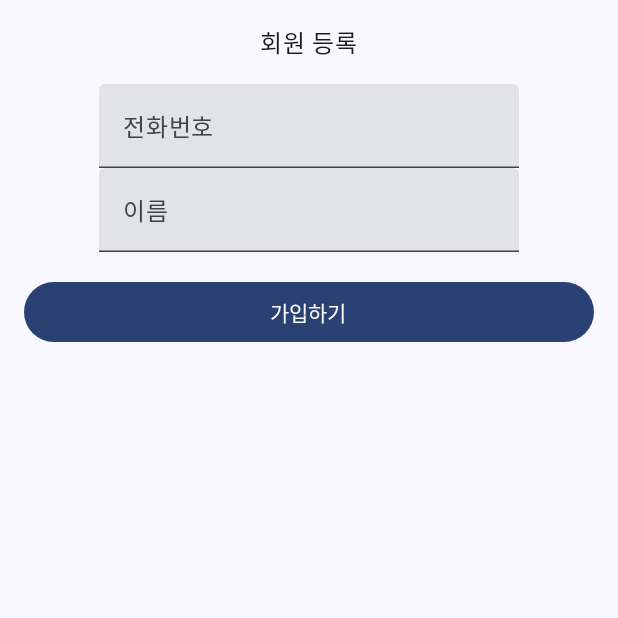
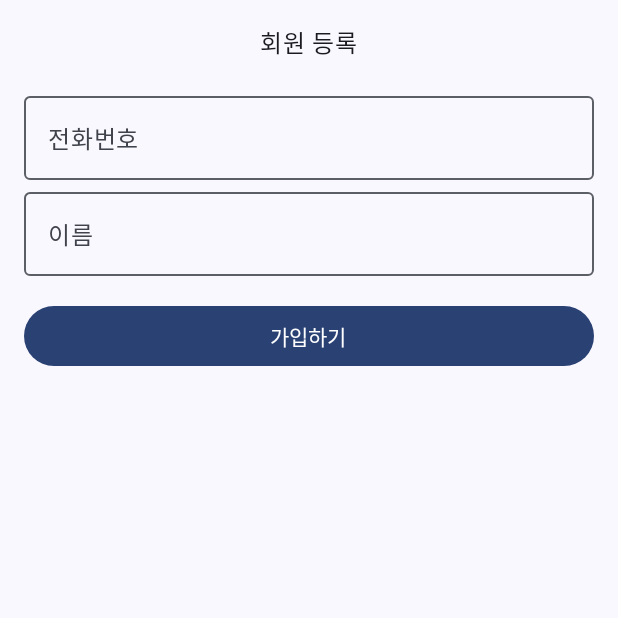
Before and after one commit to GNU-CodeRoid/MyStamp-User, an Android app built with Jetpack Compose: the RegisterActivity screen opened directly, with no data from a screen before it, on a phone screen of 412 x 824 dp, the top half of it. Run offline under Robolectric (Android 15) with nearby library versions, the phone set to English and light mode, and no system bars.

Commit message:
Login, Register 디자인 수정

```diff
--- a/app/src/main/java/com/example/mystamp/activity/LoginActivity.kt
+++ b/app/src/main/java/com/example/mystamp/activity/LoginActivity.kt
@@ -62,6 +62,7 @@ private fun LoginScreen() {
         Text("마이 스탬프")
         Spacer(modifier = Modifier.height(16.dp))
         OutlinedTextField(
+            modifier = Modifier.fillMaxWidth(),
             value = phoneNumber,
             onValueChange = { phoneNumber = it },
             label = { Text("전화번호") },
--- a/app/src/main/java/com/example/mystamp/activity/MainActivity.kt
+++ b/app/src/main/java/com/example/mystamp/activity/MainActivity.kt
@@ -350,7 +350,6 @@ class MainActivity : ComponentActivity() {
                                 // 이미지 카드 클릭 Dialog 동작
                                 showDialog = true
 
-
                             }
 
 
--- a/app/src/main/java/com/example/mystamp/activity/RegisterActivity.kt
+++ b/app/src/main/java/com/example/mystamp/activity/RegisterActivity.kt
@@ -15,6 +15,7 @@ import androidx.compose.foundation.layout.padding
 import androidx.compose.material3.Button
 import androidx.compose.material3.ExperimentalMaterial3Api
 import androidx.compose.material3.MaterialTheme
+import androidx.compose.material3.OutlinedTextField
 import androidx.compose.material3.Surface
 import androidx.compose.material3.Text
 import androidx.compose.material3.TextField
@@ -71,13 +72,15 @@ class RegisterActivity : ComponentActivity() {
         ) {
             Text("회원 등록")
             Spacer(modifier = Modifier.height(16.dp))
-            TextField(
+            OutlinedTextField(
+                modifier = Modifier.fillMaxWidth(),
                 value = phoneNumber,
                 onValueChange = { phoneNumber = it },
                 label = { Text("전화번호") }
             )
 
-            TextField(
+            OutlinedTextField(
+                modifier = Modifier.fillMaxWidth(),
                 value = userName,
                 onValueChange = { userName = it },
                 label = { Text("이름") },
```
